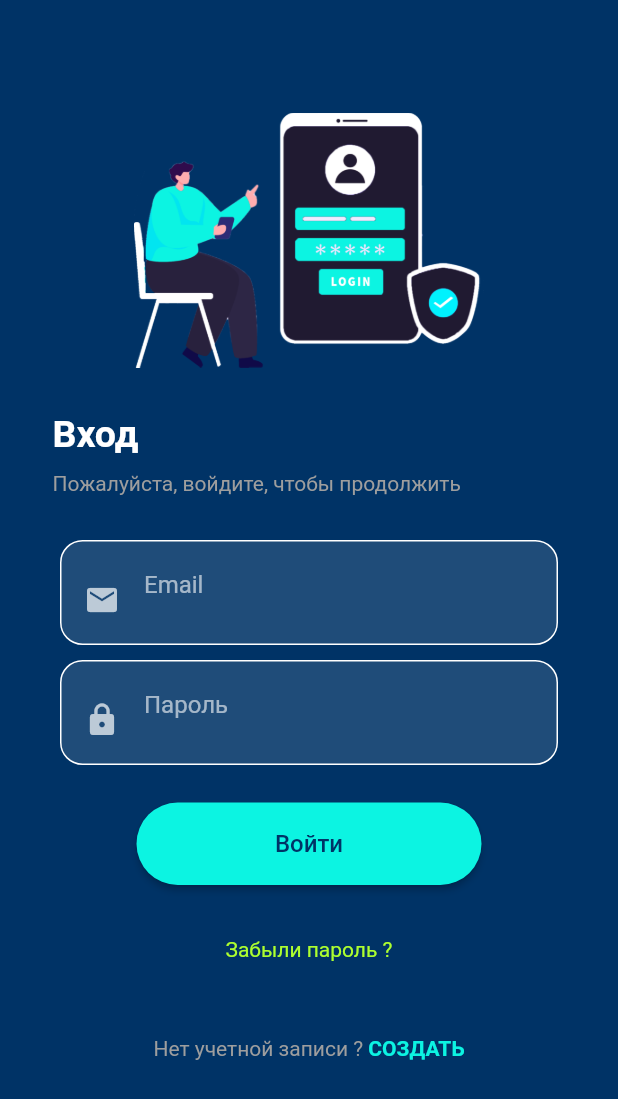
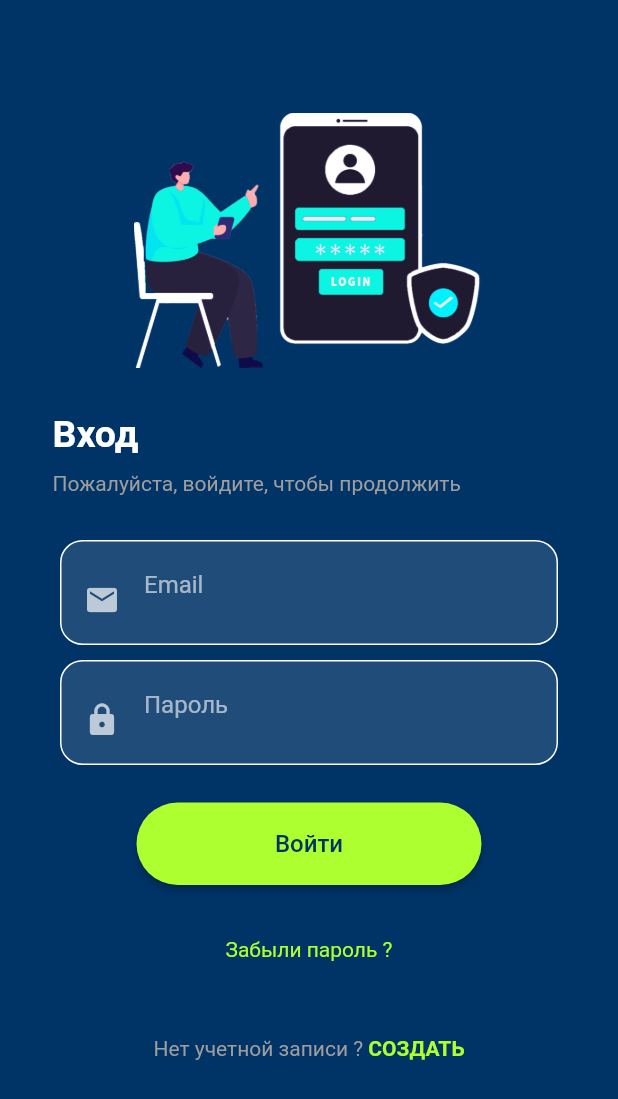
Before and after one commit to 78Ronin78/tennismatch, a Flutter app: the screen it shows after launch, on a phone screen of 412 x 824 dp. Shown: the top 1099 px of the screen. Run offline on Flutter 3.47's test engine with Material 2 defaults, Android fonts, the phone set to English and light mode, and no system bars; our stand-ins replace bloc, cloud_firestore, equatable, firebase_auth, flutter_bloc, get_it and 1 more; accounts and stored records are empty.

Commit message:
Change color

```diff
--- a/lib/widgets/button_widgets.dart
+++ b/lib/widgets/button_widgets.dart
@@ -18,7 +18,7 @@ class ButtonWidget extends StatelessWidget {
           shape: RoundedRectangleBorder(
             borderRadius: BorderRadius.circular(35),
           ),
-          primary: Color(0xFF0CF4E2),
+          primary: Color(0xFFADFF2F),
         ),
         onPressed: this.onPressed,
         child: Text(
--- a/lib/widgets/text_widget.dart
+++ b/lib/widgets/text_widget.dart
@@ -21,7 +21,7 @@ class Text_Widget extends StatelessWidget {
         Text(
           ' ' + signText,
           style: TextStyle(
-            color: Color(0xFF0CF4E2),
+            color: Color(0xFFADFF2F),
             fontSize: 14,
             fontWeight: FontWeight.bold,
           ),
```
